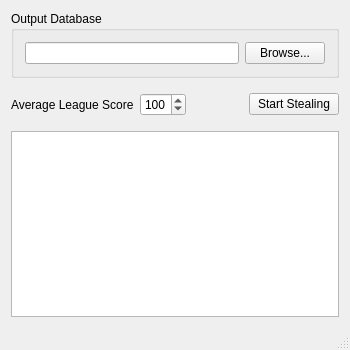
Old version of the form mainwindow.ui in the repository Legend1991/NBAStatsThief.
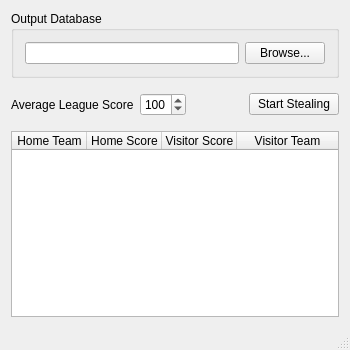
New version of the form. Icons and pictures are not drawn.

Commit message: Set results to table.

Patch:
```diff
--- a/mainwindow.ui
+++ b/mainwindow.ui
@@ -10,12 +10,18 @@
     <height>350</height>
    </rect>
   </property>
-  <property name="maximumSize">
+  <property name="minimumSize">
    <size>
     <width>350</width>
     <height>350</height>
    </size>
   </property>
+  <property name="maximumSize">
+   <size>
+    <width>350</width>
+    <height>600</height>
+   </size>
+  </property>
   <property name="windowTitle">
    <string>NBA Stats Thief</string>
   </property>
@@ -101,7 +107,58 @@
      </layout>
     </item>
     <item>
-     <widget class="QTableView" name="tvCalculation"/>
+     <widget class="QTableWidget" name="twCalculation">
+      <property name="selectionBehavior">
+       <enum>QAbstractItemView::SelectRows</enum>
+      </property>
+      <property name="gridStyle">
+       <enum>Qt::NoPen</enum>
+      </property>
+      <property name="columnCount">
+       <number>4</number>
+      </property>
+      <attribute name="horizontalHeaderCascadingSectionResizes">
+       <bool>true</bool>
+      </attribute>
+      <attribute name="horizontalHeaderDefaultSectionSize">
+       <number>75</number>
+      </attribute>
+      <attribute name="horizontalHeaderHighlightSections">
+       <bool>false</bool>
+      </attribute>
+      <attribute name="horizontalHeaderMinimumSectionSize">
+       <number>50</number>
+      </attribute>
+      <attribute name="horizontalHeaderStretchLastSection">
+       <bool>true</bool>
+      </attribute>
+      <attribute name="verticalHeaderVisible">
+       <bool>false</bool>
+      </attribute>
+      <attribute name="verticalHeaderDefaultSectionSize">
+       <number>19</number>
+      </attribute>
+      <column>
+       <property name="text">
+        <string>Home Team</string>
+       </property>
+      </column>
+      <column>
+       <property name="text">
+        <string>Home Score</string>
+       </property>
+      </column>
+      <column>
+       <property name="text">
+        <string>Visitor Score</string>
+       </property>
+      </column>
+      <column>
+       <property name="text">
+        <string>Visitor Team</string>
+       </property>
+      </column>
+     </widget>
     </item>
    </layout>
   </widget>
```
The commit also changes 4 other files.
